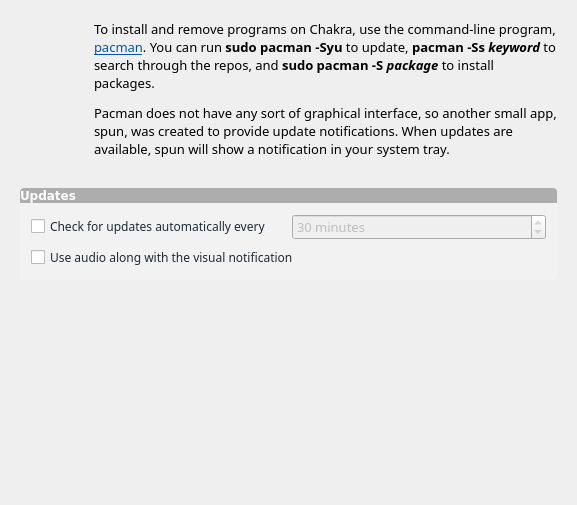
Before: the Qt Designer form ui/ui_scrPackage.ui in rshipp/kapudan, drawn with Qt 5.
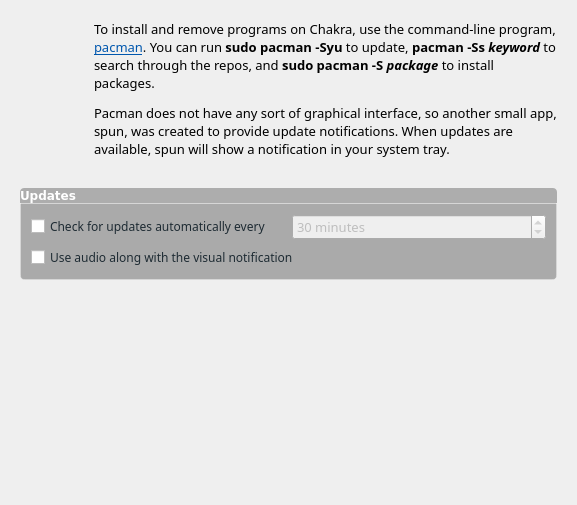
After: the same form once the commit is applied. Icons and pictures are not drawn.

Commit message: Darkened all groupbox colors.

```diff
--- a/ui/ui_scrPackage.ui
+++ b/ui/ui_scrPackage.ui
@@ -15,7 +15,7 @@
   </property>
   <property name="styleSheet">
    <string notr="true">QGroupBox {
-	background-color: rgb(242, 242, 242);
+	background-color: rgb(170, 170, 170);
 	border: 1px solid rgba(255,255,255,50);
 	border-bottom-left-radius: 4px;
 	border-bottom-right-radius: 4px;
```
The commit also changes 10 other files.
